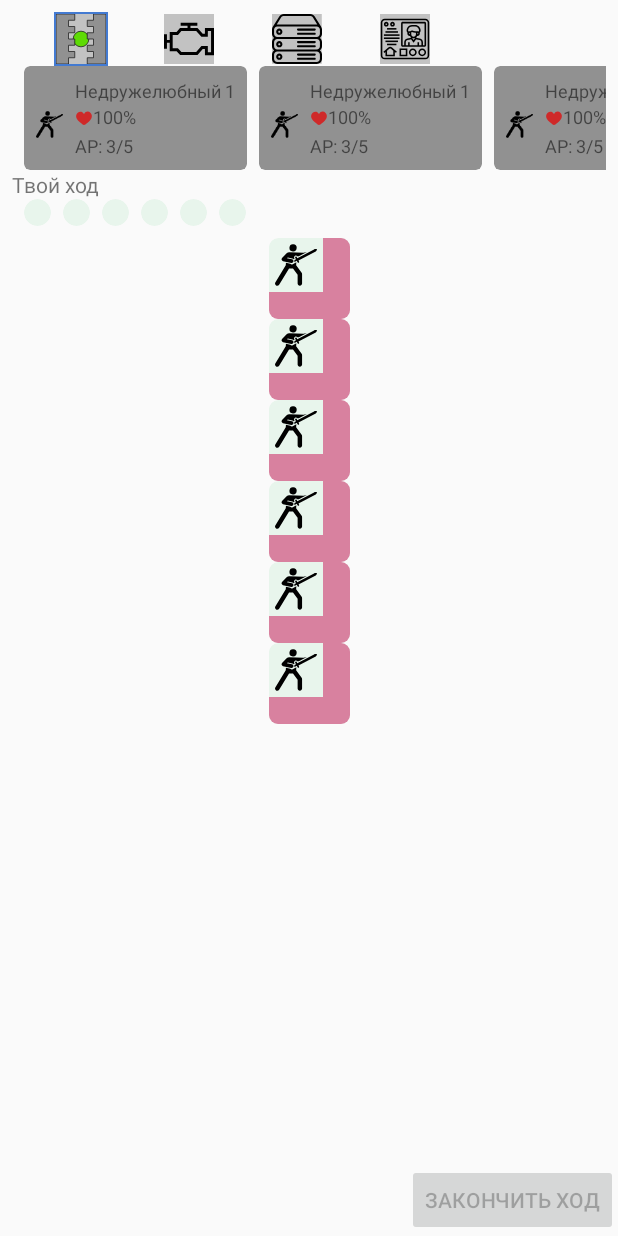
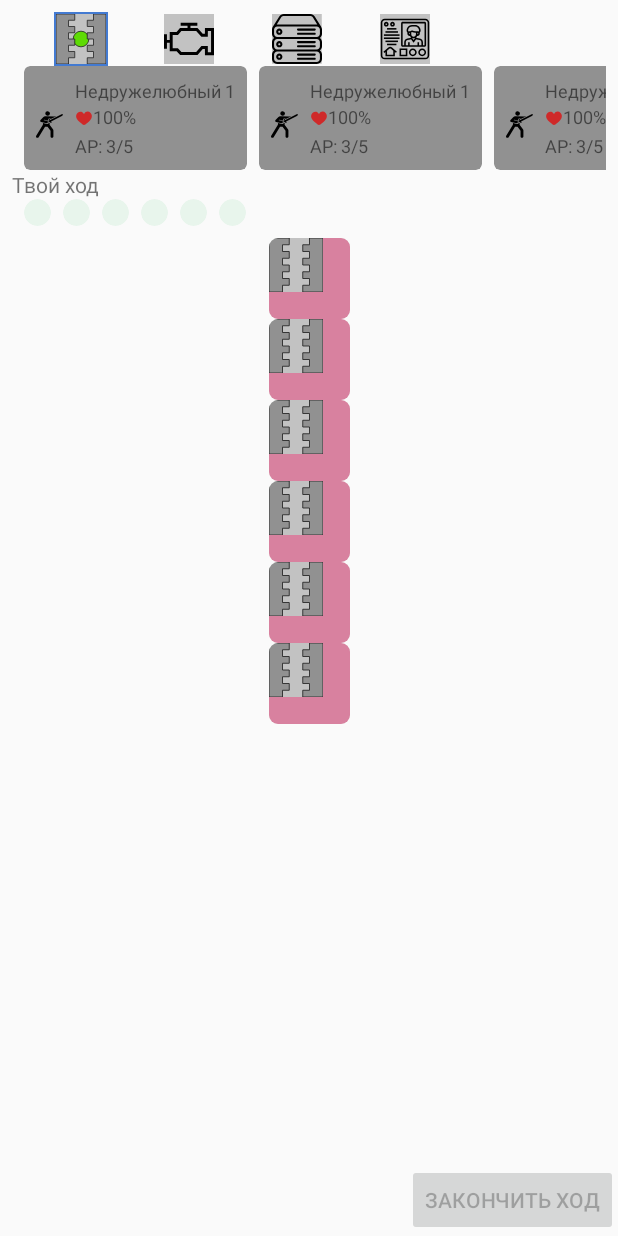
Before and after one commit to AlDtoll/godswars, an Android app: the layout fragment_game.xml on its own in the app's theme, with its tools: preview values and no code run, on a phone screen of 412 x 824 dp. Run offline under Robolectric (Android 15) with nearby library versions, the phone set to English and light mode, and no system bars.

Commit message:
change cell again

```diff
--- a/app/src/main/res/layout/item_cell.xml
+++ b/app/src/main/res/layout/item_cell.xml
@@ -19,13 +19,31 @@
             android:padding="4dp"
             app:layout_constraintStart_toStartOf="parent"
             app:layout_constraintTop_toTopOf="parent"
-            tools:src="@drawable/ic_knight" />
+            tools:background="@drawable/ic_pier_cell" />
+
+        <ImageView
+            android:id="@+id/roomFog"
+            android:layout_width="@dimen/room_size"
+            android:layout_height="@dimen/room_size"
+            android:background="@color/terra_incognito_color"
+            android:visibility="gone"
+            app:layout_constraintStart_toStartOf="parent"
+            app:layout_constraintTop_toTopOf="parent" />
 
         <ImageView
             android:id="@+id/rightWall"
             android:layout_width="@dimen/wall_size"
             android:layout_height="@dimen/room_size"
             android:background="@drawable/ic_empty_cell"
+            app:layout_constraintStart_toEndOf="@id/room"
+            app:layout_constraintTop_toTopOf="parent" />
+
+        <ImageView
+            android:id="@+id/rightWallFog"
+            android:layout_width="@dimen/wall_size"
+            android:layout_height="@dimen/room_size"
+            android:background="@color/terra_incognito_color"
+            android:visibility="gone"
             app:layout_constraintStart_toEndOf="@id/room"
             app:layout_constraintTop_toTopOf="parent" />
 
@@ -38,6 +56,15 @@
             app:layout_constraintTop_toBottomOf="@id/room" />
 
         <ImageView
+            android:id="@+id/bottomWallFog"
+            android:layout_width="@dimen/room_size"
+            android:layout_height="@dimen/wall_size"
+            android:background="@color/terra_incognito_color"
+            android:visibility="gone"
+            app:layout_constraintStart_toStartOf="parent"
+            app:layout_constraintTop_toBottomOf="@id/room" />
+
+        <ImageView
             android:id="@+id/cross"
             android:layout_width="@dimen/wall_size"
             android:layout_height="@dimen/wall_size"
@@ -45,6 +72,15 @@
             app:layout_constraintBottom_toBottomOf="parent"
             app:layout_constraintEnd_toEndOf="parent" />
 
+        <ImageView
+            android:id="@+id/crossFog"
+            android:layout_width="@dimen/wall_size"
+            android:layout_height="@dimen/wall_size"
+            android:background="@color/terra_incognito_color"
+            android:visibility="gone"
+            app:layout_constraintBottom_toBottomOf="parent"
+            app:layout_constraintEnd_toEndOf="parent" />
+
     </androidx.constraintlayout.widget.ConstraintLayout>
 
 
--- a/app/src/main/res/values/colors.xml
+++ b/app/src/main/res/values/colors.xml
@@ -26,4 +26,5 @@
     <color name="denied_color">#DB0404</color>
 
     <color name="select_color">#437AD1</color>
+    <color name="terra_incognito_color">#801D1D1D</color>
 </resources>
```
Also changed, not shown: app/src/main/java/aldtoll/godswars/domain/DatabaseInteractor.kt (+39 -19 lines), app/src/main/java/aldtoll/godswars/domain/model/cells/Cell.kt (+21 -10 lines), app/src/main/java/aldtoll/godswars/domain/model/cells/Room.kt (+7 -1 lines), app/src/main/java/aldtoll/godswars/domain/model/cells/Sheep.kt (added, +28 -0 lines), app/src/main/java/aldtoll/godswars/domain/model/cells/Wall.kt (+6 -2 lines), app/src/main/java/aldtoll/godswars/screen/game_screen/GameCellsAdapter.kt (+83 -85 lines), app/src/main/java/aldtoll/godswars/screen/game_screen/GameScreen.kt (+13 -9 lines), app/src/main/java/aldtoll/godswars/screen/game_screen/GameScreenViewModel.kt (+22 -22 lines), app/src/main/java/aldtoll/godswars/screen/map_screen/MapEditorCellsAdapter.kt (+22 -10 lines), app/src/main/java/aldtoll/godswars/screen/map_screen/MapEditorScreen.kt (+5 -2 lines).
